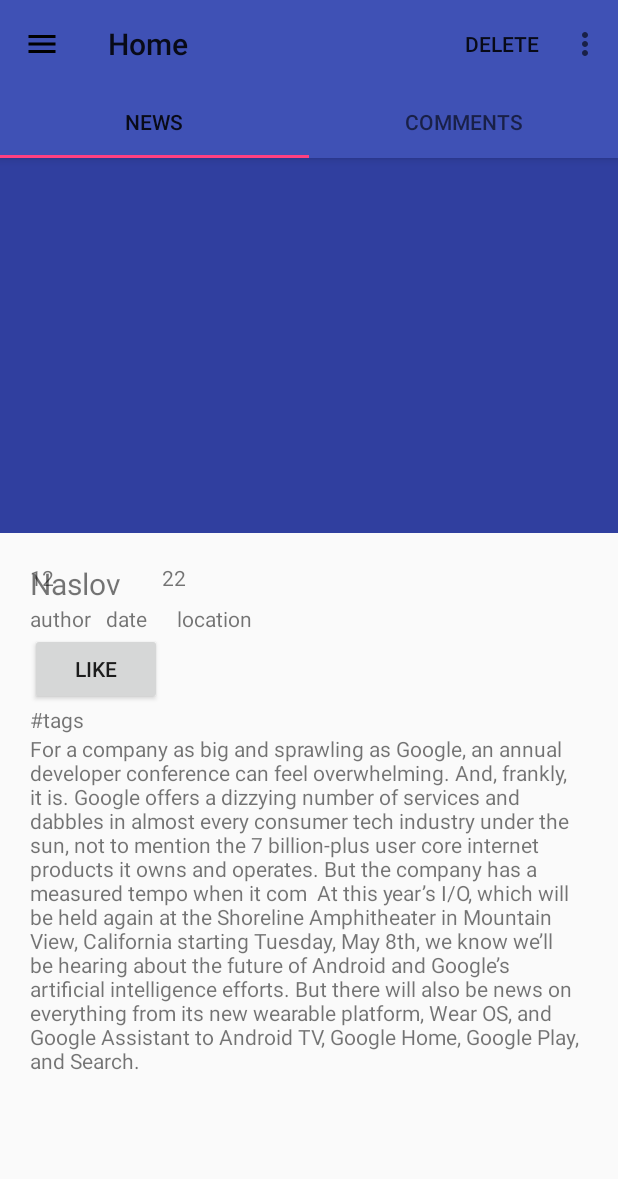
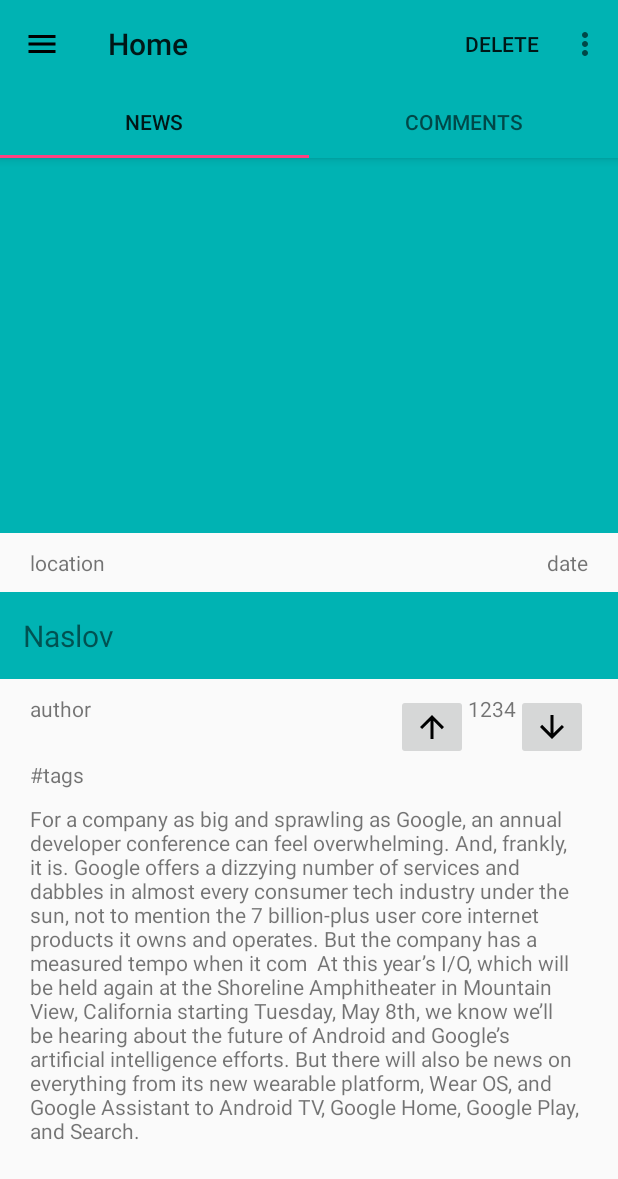
Before and after one commit to terzicanja/Android-PMSU, an Android app: the ReadPostActivity screen opened directly, with no data from a screen before it, on a phone screen of 412 x 824 dp. Shown: the top 1179 px of the screen. Run offline under Robolectric (Android 15) with nearby library versions, the phone set to English and light mode, and no system bars.

Commit message:
malo dizajn i lajkovi

```diff
--- a/app/src/main/java/com/example/w10/pmsu/adapters/CommentsAdapter.java
+++ b/app/src/main/java/com/example/w10/pmsu/adapters/CommentsAdapter.java
@@ -31,14 +31,14 @@ public class CommentsAdapter extends ArrayAdapter<Comment> {
 
         TextView korisnicko = view.findViewById(R.id.korisnicko);
         TextView komentar_datum = view.findViewById(R.id.komentar_datum);
-        TextView lajk = view.findViewById(R.id.lajk);
+//        TextView lajk = view.findViewById(R.id.lajk);
 
         String d = new SimpleDateFormat("dd.MM.yyyy HH:mm").format(comment.getDate());
         String likes = Integer.toString(comment.getLikes());
 
         korisnicko.setText(comment.getAuthor().getUsername());
         komentar_datum.setText(d);
-        lajk.setText(likes);
+//        lajk.setText(likes);
 
         return view;
 
--- a/app/src/main/java/com/example/w10/pmsu/adapters/PostAdapter.java
+++ b/app/src/main/java/com/example/w10/pmsu/adapters/PostAdapter.java
@@ -21,7 +21,7 @@ import model.Post;
 
 public class PostAdapter extends ArrayAdapter<Post> {
 
-    public PostAdapter(Context context, List<Post> posts){
+    public PostAdapter(Context context, ArrayList<Post> posts){
         super(context, 0, posts);
     }
 
@@ -47,7 +47,7 @@ public class PostAdapter extends ArrayAdapter<Post> {
         date_view.setText(newDate);
         title_view.setText(post.getTitle());
         likes_view.setText(likes);
-        image_view.setImageBitmap(post.getPhoto());
+//        image_view.setImageBitmap(post.getPhoto());
 //        image_view.setScaleType(ImageView.ScaleType.FIT_XY);
         description.setText(post.getDescription());
 
--- a/app/src/main/java/com/example/w10/pmsu/fragments/CommentsFragment.java
+++ b/app/src/main/java/com/example/w10/pmsu/fragments/CommentsFragment.java
@@ -9,6 +9,9 @@ import android.view.LayoutInflater;
 import android.view.View;
 import android.view.ViewGroup;
 import android.widget.ListView;
+import android.widget.RadioButton;
+import android.widget.RadioGroup;
+import android.widget.Toast;
 
 import com.example.w10.pmsu.R;
 import com.example.w10.pmsu.adapters.CommentsAdapter;
@@ -36,7 +39,7 @@ public class CommentsFragment extends Fragment {
     User u2 = new User();
     Comment c3 = new Comment();
     User u3 = new User();
-    List<Comment> comments;
+    List<Comment> comments = new ArrayList<>();
     private CommentsAdapter commentsAdapter;
     private SharedPreferences sharedPreferences;
     private CommentService commentService;
@@ -79,7 +82,7 @@ public class CommentsFragment extends Fragment {
         c3.setDate(new Date(2014-1900, 8, 30, 12, 15));
         c3.setLikes(78);
 
-//        comments.add(c1);
+        comments.add(c1);
 //        comments.add(c2);
 //        comments.add(c3);
 
@@ -88,25 +91,25 @@ public class CommentsFragment extends Fragment {
         commentsAdapter = new CommentsAdapter(getContext(), comments);
         final ListView listView = view.findViewById(R.id.comments_list);
         commentService = ServiceUtils.commentService;
-//        listView.setAdapter(commentsAdapter);
+        listView.setAdapter(commentsAdapter);
 
-        Call call = commentService.getComments();
-
-        call.enqueue(new Callback<List<Comment>>() {
-            @Override
-            public void onResponse(Call<List<Comment>> call, Response<List<Comment>> response) {
-
-                comments = response.body();
-                commentsAdapter = new CommentsAdapter(getContext(), comments);
-                listView.setAdapter(commentsAdapter);
-
-            }
-
-            @Override
-            public void onFailure(Call call, Throwable t) {
-
-            }
-        });
+//        Call call = commentService.getComments();
+//
+//        call.enqueue(new Callback<List<Comment>>() {
+//            @Override
+//            public void onResponse(Call<List<Comment>> call, Response<List<Comment>> response) {
+//
+//                comments = response.body();
+//                commentsAdapter = new CommentsAdapter(getContext(), comments);
+//                listView.setAdapter(commentsAdapter);
+//
+//            }
+//
+//            @Override
+//            public void onFailure(Call call, Throwable t) {
+//
+//            }
+//        });
 
 
 
@@ -125,6 +128,22 @@ public class CommentsFragment extends Fragment {
     public void onResume(){
         super.onResume();
 //        consultPreferences();
+
+//        RadioGroup comments_radio_group = (RadioGroup)view.findViewById(R.id.comments_radio_group);
+//
+//        if(comments_radio_group.getCheckedRadioButtonId()==-1)
+//        {
+//            Toast.makeText(getContext(), "nesto se desilo",Toast.LENGTH_SHORT).show();
+//        }
+//        else
+//        {
+////            // get selected radio button from radioGroup
+////            int selectedId = gender.getCheckedRadioButtonId();
+////            // find the radiobutton by returned id
+////            selectedRadioButton = (RadioButton)findViewById(selectedId);
+////            Toast.makeText(getApplicationContext(), selectedRadioButton.getText().toString()+" is selected", Toast.LENGTH_SHORT).show();
+//        }
+
     }
 
     private void consultPreferences(){
@@ -176,4 +195,23 @@ public class CommentsFragment extends Fragment {
 //        commentsAdapter.notifyDataSetChanged();
     }
 
+//    public void onRadioButtonClicked(View view) {
+//        // Is the button now checked?
+//        boolean checked = ((RadioButton) view).isChecked();
+//
+//        // Check which radio button was clicked
+//        switch(view.getId()) {
+//            case R.id.btn_like:
+//                if (checked)
+//                    Toast.makeText(getContext(), "nesto se desilo",Toast.LENGTH_SHORT).show();
+//                    // Pirates are the best
+//                    break;
+//            case R.id.btn_dislike:
+//                if (checked)
+//                    Toast.makeText(getContext(), "nestoooooooooo",Toast.LENGTH_SHORT).show();
+//                    // Ninjas rule
+//                    break;
+//        }
+//    }
+
 }
--- a/app/src/main/java/com/example/w10/pmsu/service/ServiceUtils.java
+++ b/app/src/main/java/com/example/w10/pmsu/service/ServiceUtils.java
@@ -15,7 +15,8 @@ import retrofit2.converter.gson.GsonConverterFactory;
 
 public class ServiceUtils {
 
-    public static final String SERVICE_API_PATH = "http://192.168.0.13:8080/api/";
+    public static final String SERVICE_API_PATH = "http://192.168.0.12:8080/api/";
+    //147.91.167.145
     public static final String POSTS = "posts";
     public static final String COMMENTS = "comments";
     public static final String LOGIN = "users/{username}";
--- /dev/null
+++ b/app/src/main/res/drawable/ic_arrow_downward.xml
@@ -0,0 +1,9 @@
+<vector xmlns:android="http://schemas.android.com/apk/res/android"
+        android:width="24dp"
+        android:height="24dp"
+        android:viewportWidth="24.0"
+        android:viewportHeight="24.0">
+    <path
+        android:pathData="M20,12l-1.41,-1.41L13,16.17V4h-2v12.17l-5.58,-5.59L4,12l8,8 8,-8z"
+        android:fillColor="#010101"/>
+</vector>
--- /dev/null
+++ b/app/src/main/res/drawable/ic_arrow_upward.xml
@@ -0,0 +1,9 @@
+<vector xmlns:android="http://schemas.android.com/apk/res/android"
+        android:width="24dp"
+        android:height="24dp"
+        android:viewportWidth="24.0"
+        android:viewportHeight="24.0">
+    <path
+        android:fillColor="#FF000000"
+        android:pathData="M4,12l1.41,1.41L11,7.83V20h2V7.83l5.58,5.59L20,12l-8,-8 -8,8z"/>
+</vector>
--- a/app/src/main/res/layout/read_post_fragment.xml
+++ b/app/src/main/res/layout/read_post_fragment.xml
@@ -24,20 +24,37 @@
                 android:layout_width="match_parent"
                 android:layout_height="250dp"
                 android:transitionName="img_transition"
+                android:layout_marginBottom="10dp"
                 android:background="@color/colorPrimaryDark"/>
 
-            <RelativeLayout
-                android:layout_width="match_parent"
+            <TextView
+                android:id="@+id/location"
+                android:layout_width="wrap_content"
                 android:layout_height="wrap_content"
+                android:text="location"
                 android:layout_below="@id/image"
-                android:layout_margin="20dp">
+                android:layout_marginLeft="20dp"/>
+
+            <TextView
+                android:id="@+id/date"
+                android:layout_width="wrap_content"
+                android:layout_height="wrap_content"
+                android:text="date"
+                android:layout_alignParentRight="true"
+                android:layout_marginRight="20dp"
+                android:layout_below="@id/image"/>
 
             <TextView
                 android:id="@+id/title"
-                    android:layout_width="wrap_content"
+                android:layout_width="match_parent"
                 android:layout_height="wrap_content"
+                android:padding="15dp"
                 android:text="Naslov"
                 android:textSize="20dp"
+                android:layout_marginTop="10dp"
+                android:layout_marginBottom="10dp"
+                android:background="@color/colorPrimary"
+                android:layout_below="@id/date"
                 android:transitionName="naslov_transition"/>
 
             <TextView
@@ -46,43 +63,40 @@
                 android:layout_height="wrap_content"
                 android:text="author"
                 android:layout_below="@id/title"
+                android:layout_marginLeft="20dp"
                 android:layout_marginRight="10dp"/>
 
-                <TextView
-                    android:id="@+id/date"
+            <ImageButton
+                android:id="@+id/like_btn"
                 android:layout_width="wrap_content"
                 android:layout_height="wrap_content"
-                    android:text="date"
-                    android:layout_toRightOf="@id/author"
+                android:src="@drawable/ic_arrow_upward"
+                android:layout_toLeftOf="@id/post_rating"
                 android:layout_below="@id/title"/>
 
             <TextView
-                    android:id="@+id/location"
+                android:id="@+id/post_rating"
                 android:layout_width="wrap_content"
                 android:layout_height="wrap_content"
-                    android:text="location"
-                    android:layout_toRightOf="@id/date"
                 android:layout_below="@id/title"
-                    android:layout_marginLeft="20dp"/>
+                android:text="1234"
+                android:layout_toLeftOf="@id/dislike_btn"/>
 
-                <Button
-                    android:id="@+id/like_btn"
+            <ImageButton
+                android:id="@+id/dislike_btn"
                 android:layout_width="wrap_content"
                 android:layout_height="wrap_content"
-                    android:text="like"
-                    android:layout_below="@id/author"/>
-
-                <TextView
-                    android:id="@+id/like_txt"
-                    android:layout_width="wrap_content"
-                    android:layout_height="wrap_content"
-                    android:text="22"
-                    android:layout_toRightOf="@id/like_btn"/>
+                android:layout_marginRight="20dp"
+                android:src="@drawable/ic_arrow_downward"
+                android:layout_alignParentRight="true"
+                android:layout_below="@id/title"/>
 
             <TextView
                 android:id="@+id/tags"
-                    android:layout_width="wrap_content"
+                android:layout_width="match_parent"
                 android:layout_height="wrap_content"
+                android:layout_marginLeft="20dp"
+                android:layout_marginRight="20dp"
                 android:text="#tags"
                 android:layout_below="@id/like_btn"/>
 
@@ -90,19 +104,15 @@
                 android:id="@+id/vest"
                 android:layout_width="wrap_content"
                 android:layout_height="wrap_content"
+                android:layout_marginTop="10dp"
+                android:layout_marginRight="20dp"
+                android:layout_marginLeft="20dp"
+                android:layout_marginBottom="20dp"
                 android:text="For a company as big and sprawling as Google, an annual developer conference can feel overwhelming. And, frankly, it is. Google offers a dizzying number of services and dabbles in almost every consumer tech industry under the sun, not to mention the 7 billion-plus user core internet products it owns and operates. But the company has a measured tempo when it com
 
 At this year’s I/O, which will be held again at the Shoreline Amphitheater in Mountain View, California starting Tuesday, May 8th, we know we’ll be hearing about the future of Android and Google’s artificial intelligence efforts. But there will also be news on everything from its new wearable platform, Wear OS, and Google Assistant to Android TV, Google Home, Google Play, and Search."
                 android:layout_below="@id/tags"/>
 
-                <TextView
-                    android:id="@+id/comment_like_txt"
-                    android:layout_width="wrap_content"
-                    android:layout_height="wrap_content"
-                    android:text="12"
-                    android:layout_below="@id/comment"/>
-
-            </RelativeLayout>
 
         </RelativeLayout>
 
--- a/app/src/main/res/values/colors.xml
+++ b/app/src/main/res/values/colors.xml
@@ -1,6 +1,8 @@
 <?xml version="1.0" encoding="utf-8"?>
 <resources>
-    <color name="colorPrimary">#3F51B5</color>
-    <color name="colorPrimaryDark">#303F9F</color>
+    <!--<color name="colorPrimary">#3F51B5</color>-->
+    <color name="colorPrimary">#00b3b3</color>
+    <!--<color name="colorPrimaryDark">#303F9F</color>-->
+    <color name="colorPrimaryDark">#00b3b3</color>
     <color name="colorAccent">#FF4081</color>
 </resources>
--- a/app/src/main/res/values/styles.xml
+++ b/app/src/main/res/values/styles.xml
@@ -19,4 +19,8 @@
 
     <style name="AppTheme.PopupOverlay" parent="ThemeOverlay.AppCompat.Light" />
 
+    <style name="MyRadioButtonStyle" parent="@android:style/Widget.CompoundButton.RadioButton">
+        <item name="android:button">@drawable/custom_radio_btn_up</item>
+    </style>
+
 </resources>
```
Also changed, not shown: app/src/main/java/com/example/w10/pmsu/LoginActivity.java (+54 -34 lines), app/src/main/java/com/example/w10/pmsu/PostsActivity.java (+26 -26 lines), app/src/main/java/com/example/w10/pmsu/ReadPostActivity.java (+24 -0 lines), app/src/main/res/drawable/custom_radio_btn_down.xml (added, +26 -0 lines), app/src/main/res/drawable/custom_radio_btn_up.xml (added, +28 -0 lines), app/src/main/res/layout/comment_item.xml (+58 -10 lines). Lines whose indentation alone changed are shown as unchanged.
